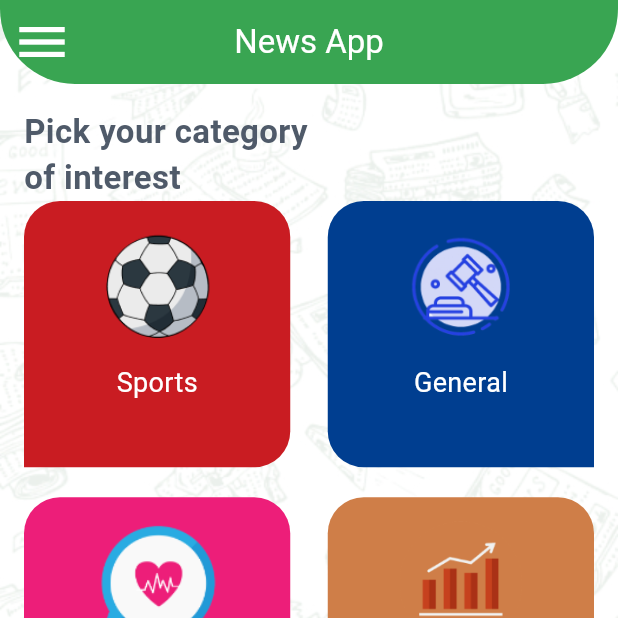
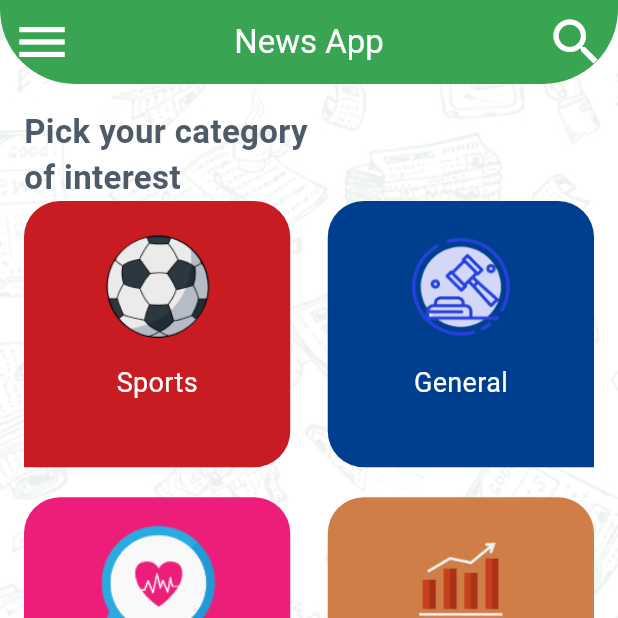
Before and after one commit to AliSamir070/news_c10_online, a Flutter app: the screen it shows after launch, on a phone screen of 412 x 824 dp, the top half of it. Run offline on Flutter 3.47's test engine with Material 3 defaults, Android fonts, the phone set to English and light mode, and no system bars; our stand-ins replace flutter_bloc.

Commit message:
complete details screen and add url lancher , and add search feature

```diff
--- a/lib/main.dart
+++ b/lib/main.dart
@@ -1,8 +1,9 @@
 import 'package:flutter/material.dart';
 import 'package:flutter_bloc/flutter_bloc.dart';
 import 'package:news_c10_online/shared/myobserver.dart';
+import 'package:news_c10_online/shared/routes.dart';
 import 'package:news_c10_online/shared/style/theme.dart';
-import 'package:news_c10_online/ui/home/home_screen.dart';
+
 
 void main() {
   Bloc.observer = MyBlocObserver();
@@ -20,10 +21,8 @@ class MyApp extends StatelessWidget {
       title: 'Flutter Demo',
       debugShowCheckedModeBanner: false,
       theme: AppTheme.lightTheme,
-      routes: {
-        HomeScreen.routeName:(_)=>HomeScreen()
-      },
-      initialRoute: HomeScreen.routeName,
+      onGenerateRoute: Routes.generateRoute,
+      initialRoute: Routes.home,
     );
   }
 }
--- a/lib/shared/reusable_components/source_tab_item.dart
+++ b/lib/shared/reusable_components/source_tab_item.dart
@@ -10,7 +10,7 @@ class SourceTabItem extends StatelessWidget {
   @override
   Widget build(BuildContext context) {
     return Container(
-      padding: EdgeInsets.symmetric(horizontal: 8,vertical: 4),
+      padding: const EdgeInsets.symmetric(horizontal: 8,vertical: 4),
       decoration: BoxDecoration(
         borderRadius: BorderRadius.circular(25),
         border: Border.all(
--- /dev/null
+++ b/lib/shared/routes.dart
@@ -0,0 +1,38 @@
+import 'package:flutter/material.dart';
+import 'package:news_c10_online/model/news_response/Article.dart';
+import 'package:news_c10_online/ui/home/home_screen.dart';
+import 'package:news_c10_online/ui/home/search_view.dart';
+
+import '../ui/artical_details_view/artical_details_view.dart';
+
+class Routes{
+  static const String home = '/';
+  static const String articalDetails = '/articalDetails';
+  static const String searchView = '/searchView';
+
+  static Route<dynamic> generateRoute(RouteSettings settings) {
+    switch (settings.name) {
+      case home:
+        return MaterialPageRoute(
+          builder: (context) => HomeScreen(),
+        );
+
+      case articalDetails:
+        var article = settings.arguments;
+        return MaterialPageRoute(
+          builder: (context) => ArticalDetailsView(article: article as Article,),
+        );
+
+      case searchView:
+        return MaterialPageRoute(
+          builder: (context) => const SearchView(),
+        );
+
+    }
+    return MaterialPageRoute(
+      builder: (context) => const Scaffold(
+        body: Text('no route defined'),
+      ),
+    );
+  }
+}
--- a/lib/shared/style/theme.dart
+++ b/lib/shared/style/theme.dart
@@ -4,10 +4,10 @@ class AppTheme{
   static ThemeData lightTheme = ThemeData(
     scaffoldBackgroundColor: Colors.transparent,
     colorScheme: ColorScheme.fromSeed(
-        seedColor: Color(0xff39A552),
-        primary: Color(0xff39A552)
+        seedColor: const Color(0xff39A552),
+        primary: const Color(0xff39A552)
     ),
-    appBarTheme: AppBarTheme(
+    appBarTheme: const AppBarTheme(
       centerTitle: true,
       backgroundColor: Color(0xff39A552),
       titleTextStyle: TextStyle(
--- a/lib/ui/category_details/category_details.dart
+++ b/lib/ui/category_details/category_details.dart
@@ -24,13 +24,13 @@ class _CategoryDetailsState extends State<CategoryDetails> {
         future: ApiManager.getSources(widget.category.id),
         builder: (context , snapshot){
           if(snapshot.connectionState == ConnectionState.waiting){
-            return Center(child: CircularProgressIndicator(),);
+            return const Center(child: CircularProgressIndicator(),);
           }else if(snapshot.hasError || snapshot.data?.status == "error"){
             return Column(
               mainAxisAlignment: MainAxisAlignment.center,
               children: [
                 Text(snapshot.data?.message??snapshot.error.toString()),
-                ElevatedButton(onPressed: (){}, child: Text("Try again"))
+                ElevatedButton(onPressed: (){}, child: const Text("Try again"))
               ],
             );
           }
@@ -46,7 +46,7 @@ class _CategoryDetailsState extends State<CategoryDetails> {
                       isScrollable: true,
                       dividerColor: Colors.transparent,
                       indicatorColor: Colors.transparent,
-                      unselectedLabelStyle: TextStyle(
+                      unselectedLabelStyle: const TextStyle(
                           color: Colors.black,
                           fontSize: 20
                       ),
--- a/lib/ui/home/home_screen.dart
+++ b/lib/ui/home/home_screen.dart
@@ -1,5 +1,9 @@
 import 'package:flutter/material.dart';
 import 'package:news_c10_online/model/category_model.dart';
+import 'package:news_c10_online/model/news_response/NewsResponse.dart';
+import 'package:news_c10_online/shared/api/api_manager.dart';
+import 'package:news_c10_online/shared/routes.dart';
+import 'package:news_c10_online/ui/category_details/article_widget.dart';
 import 'package:news_c10_online/ui/category_details/category_details.dart';
 import 'package:news_c10_online/ui/home/categories_widget/categories_widget.dart';
 import 'package:news_c10_online/ui/home/settings_widget/settings_widget.dart';
@@ -15,9 +19,9 @@ class HomeScreen extends StatefulWidget {
 }
 
 class _HomeScreenState extends State<HomeScreen> {
+
   @override
   void initState() {
-    // TODO: implement initState
     super.initState();
     selectedWidget = CategoriesWidget(
       categoryClick: onCategoryItemClick,
@@ -26,7 +30,7 @@ class _HomeScreenState extends State<HomeScreen> {
   @override
   Widget build(BuildContext context) {
     return Container(
-        decoration: BoxDecoration(
+        decoration: const BoxDecoration(
           image: DecorationImage(
               image: AssetImage("assets/images/background.jpg"),
               fit: BoxFit.cover
@@ -36,14 +40,24 @@ class _HomeScreenState extends State<HomeScreen> {
           drawer: HomeDrawer(
             itemClick: onMenuItemClick,
           ),
-          appBar: AppBar(
-            title: Text("News App"),
+          appBar:AppBar(
+            title: const Text("News App"),
+            actions: [
+              IconButton(
+                onPressed: () {
+                  Navigator.pushNamed(context, Routes.searchView);
+                },
+                icon: const Icon(Icons.search),
+              )
+            ],
           ),
           body: selectedWidget,
         ));
   }
 
-  late Widget selectedWidget ;
+  late Widget selectedWidget;
+
+
 
   void onMenuItemClick(MenuItem item){
     switch(item){
@@ -55,7 +69,7 @@ class _HomeScreenState extends State<HomeScreen> {
         break;
       case MenuItem.Settings:{
         Navigator.pop(context);
-        selectedWidget = SettingsWidget();
+        selectedWidget = const SettingsWidget();
         setState((){});
       }
         break;
@@ -66,7 +80,6 @@ class _HomeScreenState extends State<HomeScreen> {
   void onCategoryItemClick(CategoryModel categoryModel){
     selectedWidget = CategoryDetails(category: categoryModel);
     setState(() {
-
     });
   }
 }
--- a/pubspec.yaml
+++ b/pubspec.yaml
@@ -38,6 +38,7 @@ dependencies:
   http: ^1.2.0
   cached_network_image: ^3.3.1
   flutter_bloc: ^8.1.5
+  url_launcher: ^6.2.5
 
 dev_dependencies:
   flutter_test:
```
Also changed, not shown: lib/shared/api/api_manager.dart (+26 -0 lines), lib/ui/artical_details_view/artical_details_view.dart (added, +112 -0 lines), lib/ui/category_details/article_widget.dart (+5 -5 lines), lib/ui/category_details/news_list_widget.dart (+13 -4 lines), lib/ui/home/search_view.dart (added, +104 -0 lines), pubspec.lock, 7 other files.
